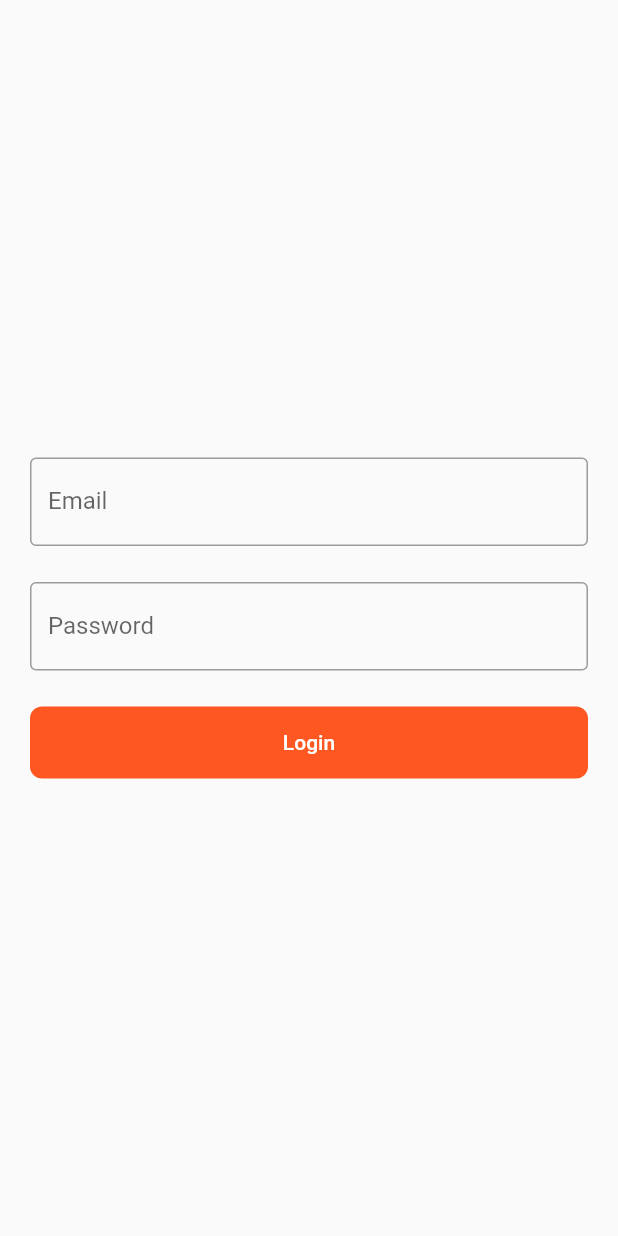
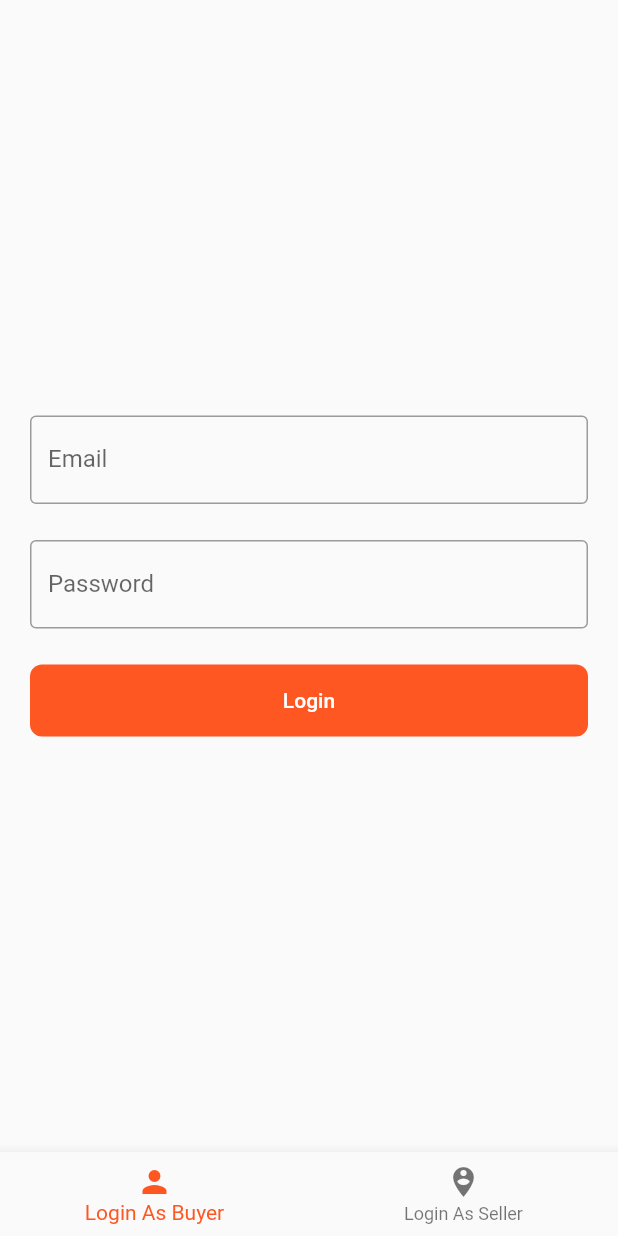
Before and after one commit to Shadat-tonmoy/100-Days-With-Flutter, a Flutter app: the screen it shows after launch, on a phone screen of 412 x 824 dp. Run offline on Flutter 3.47's test engine with Material 2 defaults, Android fonts, the phone set to English and light mode, and no system bars; our stand-ins replace audioplayers, flutter_spinkit, fluttertoast, font_awesome_flutter, geolocator and 2 more; missing offline and left inert: dart:ffi.

Commit message:
added bottom navigation on home screen

```diff
--- a/easy_list/lib/screens/allProductScreen.dart
+++ b/easy_list/lib/screens/allProductScreen.dart
@@ -13,7 +13,8 @@ class AllProductScreen extends StatelessWidget
     return Consumer<ProductData>(
       builder: (context, productData, child)
       {
-        return productData.hasProduct ? AllProductListView() : EmptyListView(emptyViewTitle: Strings.noElementFoundForManageScreen,);
+        return productData.hasProduct ? AllProductListView() :
+        EmptyListView(emptyViewTitle: Strings.noElementFoundForManageScreen,);
       },
     );
   }
--- a/easy_list/lib/screens/authScreen.dart
+++ b/easy_list/lib/screens/authScreen.dart
@@ -2,14 +2,41 @@ import 'package:easy_list/controller/authScreenController.dart';
 import 'package:easy_list/customWidgets/authScreenWidget.dart';
 import 'package:flutter/material.dart';
 
-class AuthScreen extends StatelessWidget
+class AuthScreen extends StatefulWidget
 {
 
+  @override
+  _AuthScreenState createState() => _AuthScreenState();
+}
+
+class _AuthScreenState extends State<AuthScreen> {
+  int currentPageIndex = 0;
   @override
   Widget build(BuildContext context) {
     AuthScreenWidget authScreenWidget = AuthScreenWidget(context: context);
     AuthScreenController authScreenController = AuthScreenController(context: context);
     return Scaffold(
+      bottomNavigationBar: BottomNavigationBar(
+        currentIndex: currentPageIndex,
+        items: [
+          BottomNavigationBarItem(
+            title: Text("Login As Buyer"),
+            icon: Icon(Icons.person),
+          ),
+
+          BottomNavigationBarItem(
+            title: Text("Login As Seller"),
+            icon: Icon(Icons.person_pin_circle),
+          ),
+        ],
+        onTap: (position){
+          setState(() {
+            currentPageIndex = position;
+          });
+
+        },
+
+      ),
       body: Center(
         child: SingleChildScrollView(
           padding: EdgeInsets.all(8.0),
```
Also changed, not shown: easy_list/lib/customWidgets/authScreenWidget.dart (+16 -0 lines).
